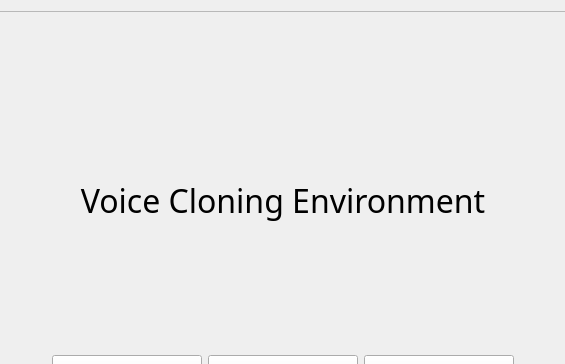
Qt form cloning/gui_utils/start.ui (JSansoP/TFG) before a commit; both pictures show x 176 to 741 and y 0 to 364 of the 918 by 606 pixel window.
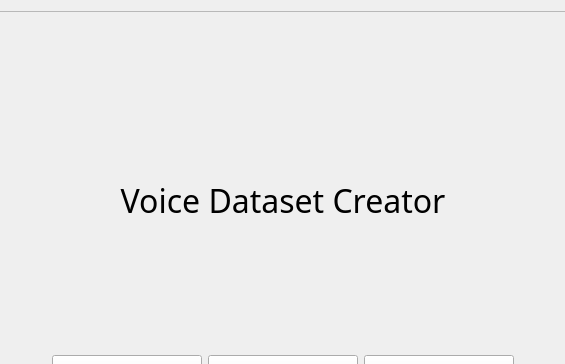
The same form after that commit.

Commit message: Fixed opening projects from gui

What changed in the file:
```diff
--- a/cloning/gui_utils/start.ui
+++ b/cloning/gui_utils/start.ui
@@ -101,7 +101,7 @@
            <enum>Qt::LeftToRight</enum>
           </property>
           <property name="text">
-           <string>Voice Cloning Environment</string>
+           <string>Voice Dataset Creator</string>
           </property>
           <property name="alignment">
            <set>Qt::AlignCenter</set>
```
The commit also changes 5 other files.
